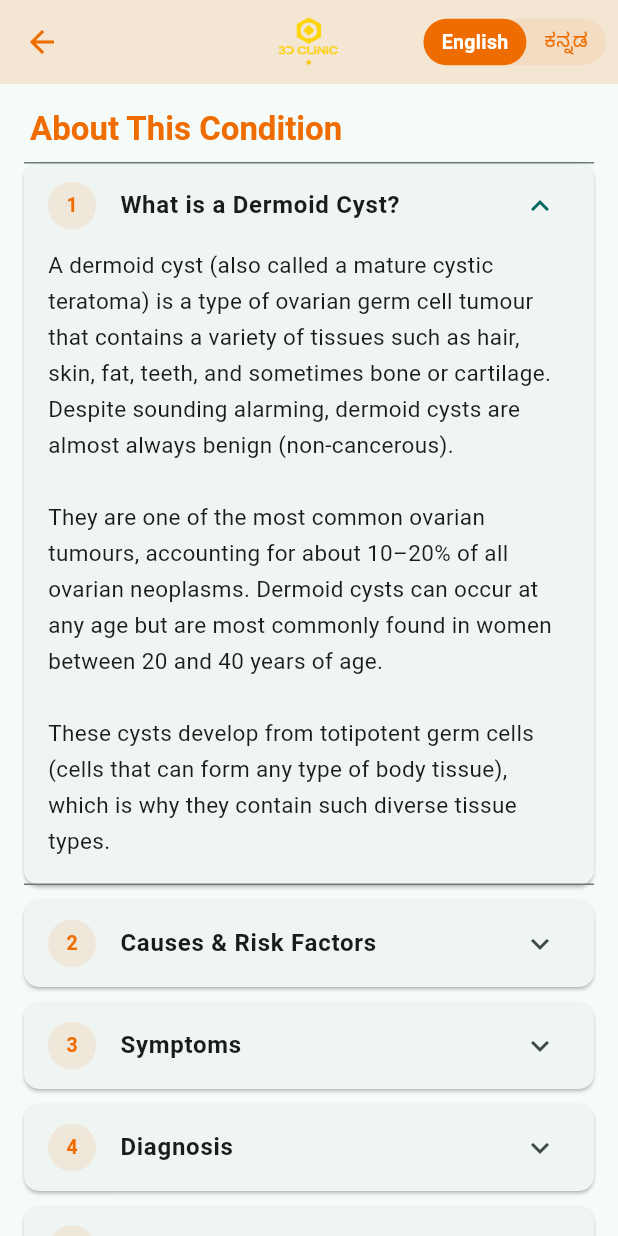
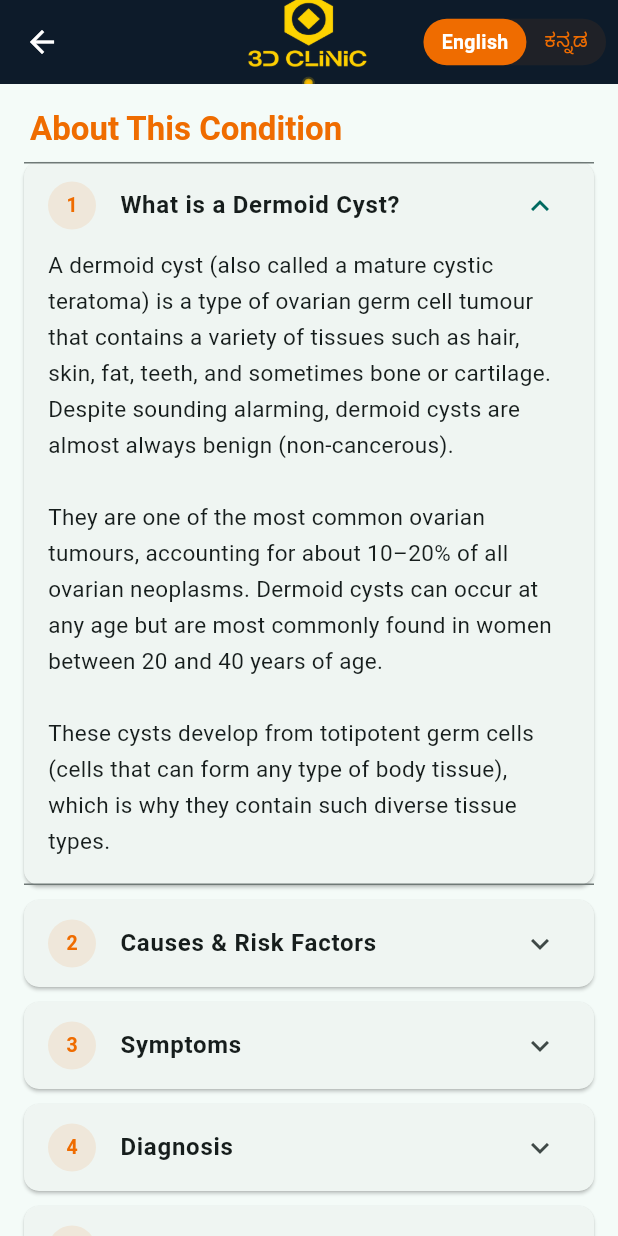
Before and after one commit to bharathreddyh/iha_clinic, a Flutter app: the DermoidCystScreen screen opened directly, on a phone screen of 412 x 824 dp. Run offline on Flutter 3.47's test engine with Material 3 defaults, Android fonts, the phone set to English and light mode, and no system bars; our stand-ins replace cloud_firestore, firebase_core, google_fonts; missing offline and left inert: dart:html, dart:ui_web; accounts and stored records are empty.

Commit message:
Increase logo size and use solid dark blue app bar across all education screens
https://claude.ai/code/session_01PugChWFR49oybu54CLwyCR

```diff
--- a/lib/apps/patient_app/screens/dermoid_cyst_screen.dart
+++ b/lib/apps/patient_app/screens/dermoid_cyst_screen.dart
@@ -188,8 +188,8 @@ class _DermoidCystScreenState extends State<DermoidCystScreen> {
       appBar: hospitalAppBar(
         context,
         title: _label('appBar'),
-        backgroundColor: _themeColor.withValues(alpha: 0.15),
-        foregroundColor: _themeColor,
+        backgroundColor: const Color(0xFF0D1B2A),
+        foregroundColor: Colors.white,
         actions: [
           _buildLanguageToggle(),
           const SizedBox(width: 8),
--- a/lib/apps/patient_app/screens/endometrioma_screen.dart
+++ b/lib/apps/patient_app/screens/endometrioma_screen.dart
@@ -184,8 +184,8 @@ class _EndometriomaScreenState extends State<EndometriomaScreen> {
       appBar: hospitalAppBar(
         context,
         title: _label('appBar'),
-        backgroundColor: _themeColor.withValues(alpha: 0.15),
-        foregroundColor: _themeColor,
+        backgroundColor: const Color(0xFF0D1B2A),
+        foregroundColor: Colors.white,
         actions: [
           _buildLanguageToggle(),
           const SizedBox(width: 8),
--- a/lib/apps/patient_app/screens/hemorrhagic_cyst_screen.dart
+++ b/lib/apps/patient_app/screens/hemorrhagic_cyst_screen.dart
@@ -257,8 +257,8 @@ class _HemorrhagicCystScreenState extends State<HemorrhagicCystScreen> {
       appBar: hospitalAppBar(
         context,
         title: _label('appBar'),
-        backgroundColor: _themeColor.withValues(alpha: 0.15),
-        foregroundColor: _themeColor,
+        backgroundColor: const Color(0xFF0D1B2A),
+        foregroundColor: Colors.white,
         actions: [
           _buildLanguageToggle(),
           const SizedBox(width: 8),
--- a/lib/apps/patient_app/screens/polycystic_ovaries_screen.dart
+++ b/lib/apps/patient_app/screens/polycystic_ovaries_screen.dart
@@ -191,8 +191,8 @@ class _PolycysticOvariesScreenState extends State<PolycysticOvariesScreen> {
       appBar: hospitalAppBar(
         context,
         title: _label('appBar'),
-        backgroundColor: _themeColor.withValues(alpha: 0.15),
-        foregroundColor: _themeColor,
+        backgroundColor: const Color(0xFF0D1B2A),
+        foregroundColor: Colors.white,
         actions: [
           _buildLanguageToggle(),
           const SizedBox(width: 8),
--- a/lib/apps/patient_app/screens/simple_cyst_screen.dart
+++ b/lib/apps/patient_app/screens/simple_cyst_screen.dart
@@ -183,8 +183,8 @@ class _SimpleCystScreenState extends State<SimpleCystScreen> {
       appBar: hospitalAppBar(
         context,
         title: _label('appBar'),
-        backgroundColor: _themeColor.withValues(alpha: 0.15),
-        foregroundColor: _themeColor,
+        backgroundColor: const Color(0xFF0D1B2A),
+        foregroundColor: Colors.white,
         actions: [
           _buildLanguageToggle(),
           const SizedBox(width: 8),
--- a/lib/core/widgets/hospital_app_bar.dart
+++ b/lib/core/widgets/hospital_app_bar.dart
@@ -19,7 +19,7 @@ AppBar hospitalAppBar(
       ),
       child: Image.asset(
         'assets/images/mainpage/logo.png',
-        height: 50,
+        height: 100,
         fit: BoxFit.contain,
       ),
     ),
```
